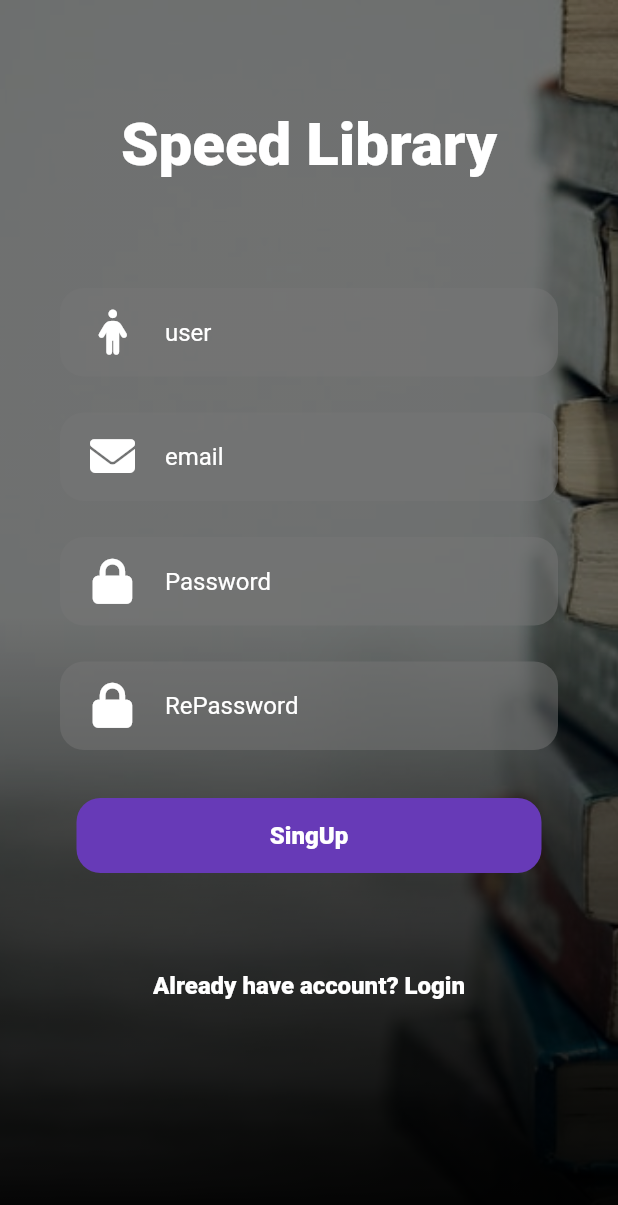
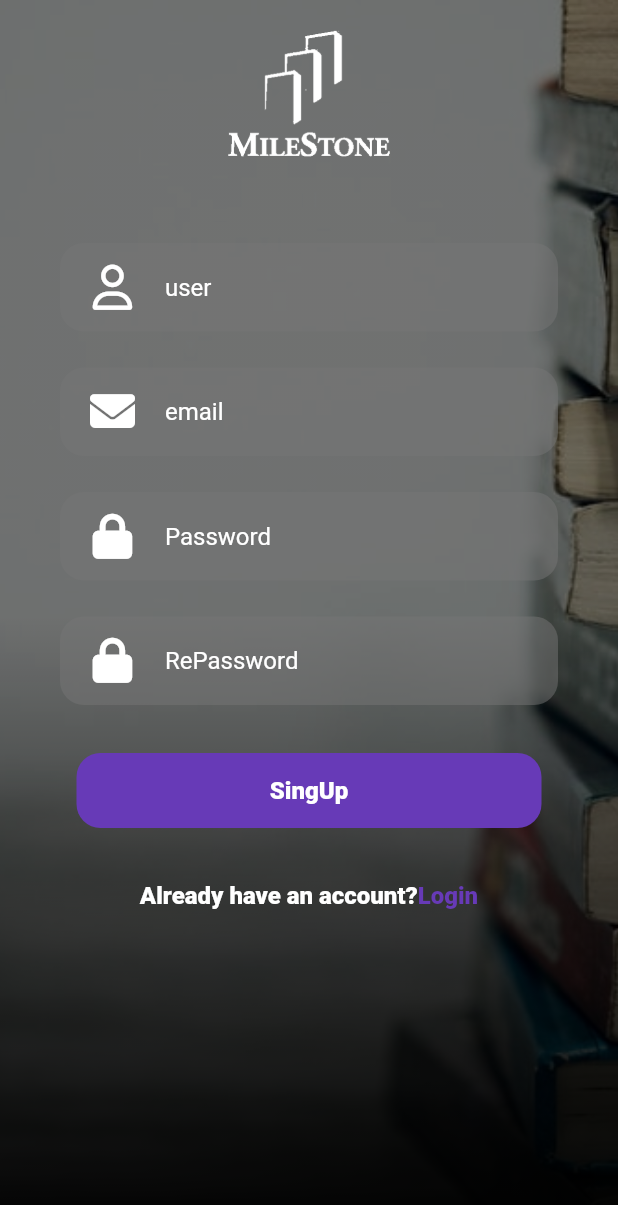
Before and after one commit to mohammed-alkrdi/library-app, a Flutter app: the screen it shows after launch, after a tap on "CreateNewAccount", on a phone screen of 412 x 824 dp. Shown: the top 1205 px of the screen. Run offline on Flutter 3.47's test engine with Material 2 defaults, Android fonts, the phone set to English and light mode, and no system bars; our stand-ins replace font_awesome_flutter.

Commit message:
initial commit

```diff
--- a/lib/Screens/forget_password.dart
+++ b/lib/Screens/forget_password.dart
@@ -1,10 +1,9 @@
 import 'package:flutter/material.dart';
 import 'package:font_awesome_flutter/font_awesome_flutter.dart';
-import 'package:my_library/Assistens/Background%20Images/background_forget_image.dart';
-import 'package:my_library/Assistens/Background%20Images/background_login_image.dart';
-import 'package:my_library/Assistens/rounded_button.dart';
-import 'package:my_library/Assistens/Text/text_field_input.dart';
-import 'package:my_library/Assistens/Text/text_input.dart';
+import 'package:my_library/Widgets/Background%20Images/background_forget_image.dart';
+import 'package:my_library/Widgets/rounded_button.dart';
+import 'package:my_library/Widgets/Text/text_field_input.dart';
+import 'package:my_library/Widgets/Text/text_input.dart';
 
 class ForgetPassword extends StatelessWidget {
   const ForgetPassword({Key? key}) : super(key: key);
@@ -38,7 +37,7 @@ class ForgetPassword extends StatelessWidget {
             child: Column(
               children: [
                 SizedBox(
-                  height: 20,
+                  height: 50,
                 ),
                 Center(
                   child: Column(
@@ -52,6 +51,9 @@ class ForgetPassword extends StatelessWidget {
                           alignment: Alignment.center,
                         ),
                       ),
+                       SizedBox(
+                         height: 50,
+                       ),
                        Container(
                          padding: const EdgeInsets.symmetric(horizontal: 40),
                          child: TextFieldInput(
@@ -64,7 +66,7 @@ class ForgetPassword extends StatelessWidget {
                           ),
                        ),
                       SizedBox(
-                        height: 20,
+                        height: 15,
                       ),
                       RoundedButton(
                         onPressed: () {},
--- a/lib/Screens/login_screen.dart
+++ b/lib/Screens/login_screen.dart
@@ -1,10 +1,10 @@
 import 'package:flutter/material.dart';
 import 'package:font_awesome_flutter/font_awesome_flutter.dart';
-import 'package:my_library/Assistens/Background%20Images/background_login_image.dart';
-import 'package:my_library/Assistens/rounded_button.dart';
-import 'package:my_library/Assistens/Text/text_field_input.dart';
-import 'package:my_library/Assistens/Text/text_input.dart';
-import 'package:my_library/Assistens/Text/text_password_input.dart';
+import 'package:my_library/Widgets/Background%20Images/background_login_image.dart';
+import 'package:my_library/Widgets/rounded_button.dart';
+import 'package:my_library/Widgets/Text/text_field_input.dart';
+import 'package:my_library/Widgets/Text/text_input.dart';
+import 'package:my_library/Widgets/Text/text_password_input.dart';
 
 class LoginScreen extends StatelessWidget {
   const LoginScreen({Key? key}) : super(key: key);
@@ -20,19 +20,19 @@ class LoginScreen extends StatelessWidget {
             child: SafeArea(
               child: Column(
                 children: [
+                  SizedBox(
+                    height: 40,
+                  ),
                   Container(
                     height: 120,
-                      child: const Center(
-                        child: TextInput(
-                          text: 'Speed Library',
-                          fontsize: 40,
-                          color: Colors.white,
-                          alignment: Alignment.bottomCenter,
+                    decoration: const BoxDecoration(
+                      image: DecorationImage(
+                        image: AssetImage('assets/images/Picture1.png'),
                       ),
                     ),
                   ),
                   const SizedBox(
-                      height: 100,
+                    height: 70,
                   ),
                   Container(
                     padding: const EdgeInsets.symmetric(horizontal: 40),
@@ -54,7 +54,8 @@ class LoginScreen extends StatelessWidget {
                           validator: (value) {},
                         ),
                         GestureDetector(
-                            onTap: () => Navigator.pushNamed(context, 'ForgetPassword?'),
+                          onTap: () =>
+                              Navigator.pushNamed(context, 'ForgetPassword?'),
                           child: TextInput(
                             text: 'ForgetPassword?',
                             fontsize: 16,
@@ -63,12 +64,13 @@ class LoginScreen extends StatelessWidget {
                           ),
                         ),
                         RoundedButton(
-                            onPressed: () => {Navigator.pushNamed(context, 'LogIn')},
+                          onPressed: () =>
+                              {Navigator.pushNamed(context, 'LogIn')},
                           text: 'LogIn',
                         ),
-
                         GestureDetector(
-                            onTap: () => Navigator.pushNamed(context, 'CreateNewAccount'),
+                          onTap: () =>
+                              Navigator.pushNamed(context, 'CreateNewAccount'),
                           child: TextInput(
                             text: 'CreateNewAccount',
                             fontsize: 16,
--- a/lib/Screens/register_screen.dart
+++ b/lib/Screens/register_screen.dart
@@ -1,10 +1,10 @@
 import 'package:flutter/material.dart';
 import 'package:font_awesome_flutter/font_awesome_flutter.dart';
-import 'package:my_library/Assistens/Background%20Images/background_register_image.dart';
-import 'package:my_library/Assistens/rounded_button.dart';
-import 'package:my_library/Assistens/Text/text_field_input.dart';
-import 'package:my_library/Assistens/Text/text_input.dart';
-import 'package:my_library/Assistens/Text/text_password_input.dart';
+import 'package:my_library/Widgets/Background%20Images/background_register_image.dart';
+import 'package:my_library/Widgets/rounded_button.dart';
+import 'package:my_library/Widgets/Text/text_field_input.dart';
+import 'package:my_library/Widgets/Text/text_input.dart';
+import 'package:my_library/Widgets/Text/text_password_input.dart';
 
 class RegisterScreen extends StatelessWidget {
   const RegisterScreen({Key? key}) : super(key: key);
@@ -20,19 +20,19 @@ class RegisterScreen extends StatelessWidget {
             child: SafeArea(
               child: Column(
                 children: [
+                  SizedBox(
+                    height: 20,
+                  ),
                   Container(
-                    height: 120,
-                    child: const Center(
-                      child: TextInput(
-                        text: 'Speed Library',
-                        fontsize: 40,
-                        color: Colors.white,
-                        alignment: Alignment.bottomCenter,
+                    height: 90,
+                    decoration: const BoxDecoration(
+                      image: DecorationImage(
+                        image: AssetImage('assets/images/Picture1.png'),
                       ),
                     ),
                   ),
                   const SizedBox(
-                    height: 60,
+                    height: 40,
                   ),
                   Container(
                     padding: const EdgeInsets.symmetric(horizontal: 40),
@@ -40,7 +40,7 @@ class RegisterScreen extends StatelessWidget {
                       children: [
                         TextFieldInput(
                           hint: 'user',
-                          icon: FontAwesomeIcons.person,
+                          icon: FontAwesomeIcons.user,
                           inputType: TextInputType.name,
                           inputAction: TextInputAction.none,
                           onSaved: (value) {},
@@ -68,19 +68,36 @@ class RegisterScreen extends StatelessWidget {
                           onSaved: (value) {},
                           validator: (value) {},
                         ),
-                        SizedBox(height: 20,),
+                        SizedBox(
+                          height: 20,
+                        ),
                         RoundedButton(
-                          onPressed: () => {Navigator.pushNamed(context, 'SignUp')},
+                          onPressed: () =>
+                              {Navigator.pushNamed(context, 'SignUp')},
                           text: 'SingUp',
                         ),
-                        GestureDetector(
-                          onTap: () => Navigator.pushNamed(context, 'Already have account? Login'),
-                          child: TextInput(
-                            text: 'Already have account? Login',
-                            fontsize: 16,
-                            alignment: Alignment.center,
-                            color: Colors.white,
-                          ),
+                        /*GestureDetector(
+                          onTap: () => Navigator.pushNamed(
+                              context, 'LogIN'),*/
+                        Row(
+                          mainAxisAlignment: MainAxisAlignment.center,
+                          children: [
+                            TextInput(
+                              text: 'Already have an account?',
+                              fontsize: 16,
+                              alignment: Alignment.center,
+                              color: Colors.white,
+                            ),
+                            GestureDetector(onTap: () => Navigator.pushNamed(
+                                context, 'Login'),
+                              child: TextInput(
+                                text: 'Login',
+                                fontsize: 16,
+                                alignment: Alignment.center,
+                                color: Colors.deepPurple,
+                              ),
+                            ),
+                          ],
                         ),
                       ],
                     ),
--- a/lib/Assistens/Text/text_input.dart
+++ b/lib/Widgets/Text/text_input.dart
@@ -17,7 +17,7 @@ class TextInput extends StatelessWidget {
   @override
   Widget build(BuildContext context) {
     return Container(
-      height: 150,
+      height: 90,
       alignment: alignment,
       child: Text(
         text,
--- a/lib/Assistens/rounded_button.dart
+++ b/lib/Widgets/rounded_button.dart
@@ -1,5 +1,5 @@
 import 'package:flutter/material.dart';
-import 'package:my_library/Assistens/Text/text_input.dart';
+import 'package:my_library/Widgets/Text/text_input.dart';
 
 class RoundedButton extends StatelessWidget {
   final String text;
--- a/lib/main.dart
+++ b/lib/main.dart
@@ -19,9 +19,9 @@ class MyApp extends StatelessWidget {
       initialRoute: '/',
       routes: {
         'CreateNewAccount' :(context) => RegisterScreen(),
-        //'LogIn' :(context) => RegisterScreen(),
+        'LogIn' :(context) => RegisterScreen(),
         'SignUp' :(context) => LoginScreen(),
-        'Already have account? Login' :(context) => LoginScreen(),
+        'Login' :(context) => LoginScreen(),
         'ForgetPassword?' :(context) => ForgetPassword(),
       },
     );
```
Also changed, not shown: assets/images/Picture1.png (added), lib/Widgets/Background Images/background_forget_image.dart (renamed from lib/Assistens/Background Images/background_forget_image.dart), lib/Widgets/Background Images/background_login_image.dart (renamed from lib/Assistens/Background Images/background_login_image.dart), lib/Widgets/Background Images/background_register_image.dart (renamed from lib/Assistens/Background Images/background_register_image.dart), lib/Widgets/Text/text_field_input.dart (renamed from lib/Assistens/Text/text_field_input.dart), lib/Widgets/Text/text_password_input.dart (renamed from lib/Assistens/Text/text_password_input.dart). Lines whose indentation alone changed are shown as unchanged.
